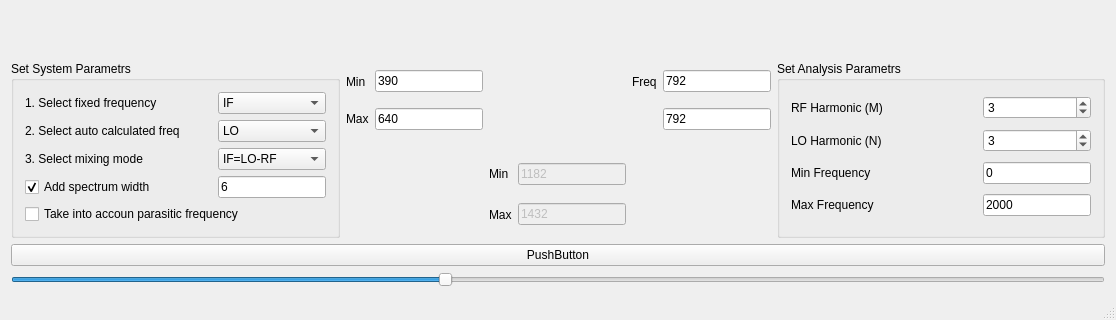
The window that resources/mainwindow.ui (arhiv6/mixcalc) describes before a commit, drawn with Qt 5; both pictures show x 0 to 1116 and y 300 to 620 of the 1116 by 620 pixel window.
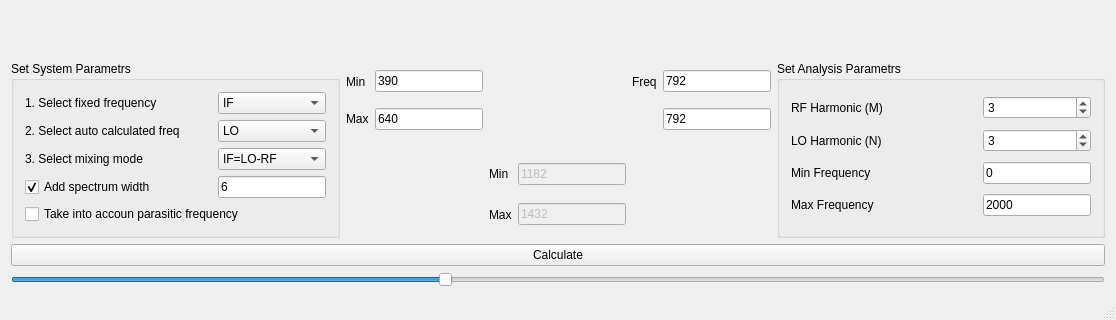
The same window after the commit. Icons and pictures are not drawn.

Diff of the .ui file:
```diff
--- a/resources/mainwindow.ui
+++ b/resources/mainwindow.ui
@@ -516,7 +516,7 @@
     <item>
      <widget class="QPushButton" name="pushButton">
       <property name="text">
-       <string>PushButton</string>
+       <string>Calculate</string>
       </property>
      </widget>
     </item>
```
Left out of the diff: 2 changed lines with no effect on the pictures.
